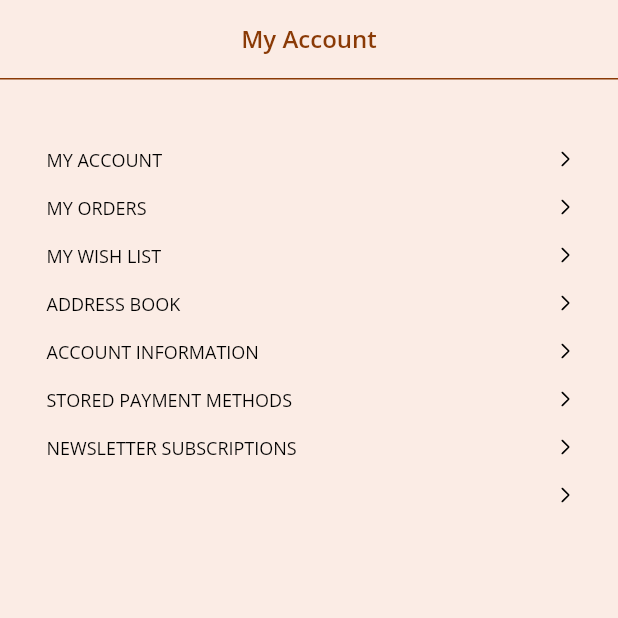
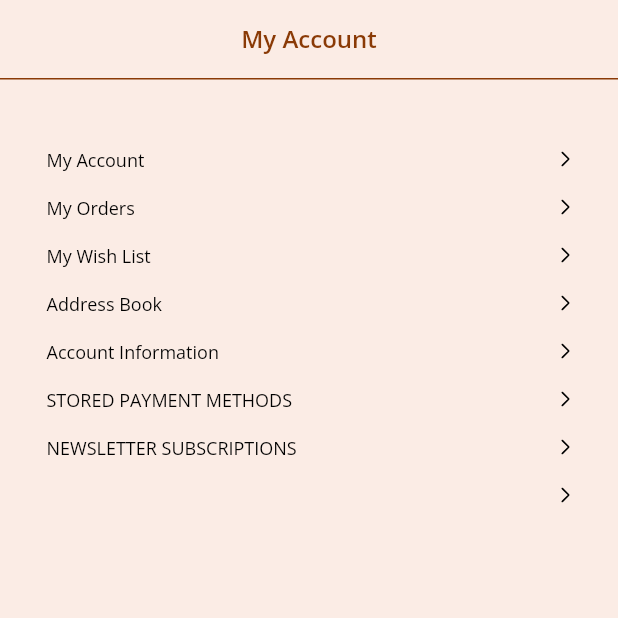
Before and after one commit to amaugarci/sololuxuryflutter, a Flutter app: the ProfileScreen screen opened directly, on a phone screen of 412 x 824 dp, the top half of it. Run offline on Flutter 3.47's test engine with Material 2 defaults, Android fonts, the phone set to English and light mode, and no system bars; our stand-ins replace awesome_dialog, cached_network_image, connectivity_plus, datetime_picker_formfield, dio, flutter_html and 7 more; missing offline and left inert: connectivity_plus_web, dio_http_cache, livechatt, shared_preferences_web, wakelock_web; accounts and stored records are empty; network calls fail; project files that could hold a hidden picture were left out.

```diff
--- a/lib/app/screens/profile/profile_screen.dart
+++ b/lib/app/screens/profile/profile_screen.dart
@@ -30,13 +30,13 @@ class ProfileScreen extends GetView<ProfileController> {
                     EdgeInsets.only(top: MediaQuery.of(Get.context!).viewPadding.top + 90.0, left: 30.0, right: 25.0),
                 child: Obx(() => Column(
                       children: [
-                        titleWithArrow("MY ACCOUNT"),
-                        titleWithArrow("MY ORDERS"),
-                        titleWithArrow("MY WISH LIST"),
-                        titleWithArrow("ADDRESS BOOK"),
-                        titleWithArrow("ACCOUNT INFORMATION"),
-                        titleWithArrow("STORED PAYMENT METHODS"),
-                        titleWithArrow("NEWSLETTER SUBSCRIPTIONS"),
+                        titleWithArrow(LanguageConstant.myAccountText.tr),
+                        titleWithArrow(LanguageConstant.myOrdersText.tr),
+                        titleWithArrow(LanguageConstant.myWishlistText.tr),
+                        titleWithArrow(LanguageConstant.addressBookText.tr),
+                        titleWithArrow(LanguageConstant.accountInformationText.tr),
+                        titleWithArrow(LanguageConstant.storePaymentText.tr),
+                        titleWithArrow(LanguageConstant.newsLetterText.tr),
                         titleWithArrow("${controller.countryCurrency.value}", onTap: () {
                           Get.toNamed(RoutesConstants.countryScreen);
                         }),
--- a/lib/utils/lang_directory/ar.dart
+++ b/lib/utils/lang_directory/ar.dart
@@ -142,4 +142,6 @@ const Map<String, String> ar = {
   "search1Text": "بحث",
   "designersText": "المصممون",
   "wishListText": "قائمة الرغبات",
+  "storePaymentText": "طرق الدفع المخزنة",
+  "newsLetterText": "اشتراك الرسائل الإخبارية",
 };
--- a/lib/utils/lang_directory/cn.dart
+++ b/lib/utils/lang_directory/cn.dart
@@ -129,4 +129,6 @@ const Map<String, String> cn = {
   "applyDiscountText": "申请折扣",
   "orderTotalText": "合计订单",
   "placeOrderText": "下订单",
+  "storePaymentText": "存储的付款方式",
+  "newsLetterText": "通讯订阅",
 };
--- a/lib/utils/lang_directory/de.dart
+++ b/lib/utils/lang_directory/de.dart
@@ -129,4 +129,6 @@ const Map<String, String> de = {
   "applyDiscountText": "Rabatt anwenden",
   "orderTotalText": "Auftragssumme",
   "placeOrderText": "BESTELLUNG AUFGEBEN",
+  "storePaymentText": "GESPEICHERTE ZAHLUNGSARTEN",
+  "newsLetterText": "NEWSLETTER-ABOS",
 };
--- a/lib/utils/lang_directory/en.dart
+++ b/lib/utils/lang_directory/en.dart
@@ -3,24 +3,16 @@ const Map<String, String> en = {
   "appNameText": "Solo Luxury",
   "forgetPassword": "Forgot Your Password?",
   "backToSignInScreen": "Back to sign in screen",
-  "forgetPasswordContain":
-      "If there is a account associated with ( test @test.com ) we will send you a email with the instructions to reset your password.If you need any further assistance pls",
+  "forgetPasswordContain": "If there is a account associated with ( test @test.com ) we will send you a email with the instructions to reset your password.If you need any further assistance pls",
   "aboutUsText": "About us",
   "referFriendText": "Refer Friend",
-  "aboutUsContain1":
-      "SOLO IS A TOP ONLINE LUXURYFASHION DESTINATION WITH 5 MILLION VISITORS PER MONTHAND WORLDWIDE SHIPPING.",
-  "aboutUsContain2":
-      'The website features the best selection of thetop established designers as wellas young emerging talents. Solo was founded in Florence in the early 1930s, with the opening of the company’s eponymous concept store on Via Roma.Online since 1999, the company attributes 90% of total revenue to online sales. To this day it remains a 100% privately owned family business, with the founder’s grandson, Andrea Panconesi acting as CEO and his daughter, Annagreta Panconesi as Creative Director.',
-  "aboutUsContain3":
-      'The site offers a wide selection of clothing, shoes, bags, accessories, luxuryhome interiors and beauty, with products available for men, women and kids from the most prestigious designers such as Balenciaga, Vetements, Off-White,J.W. Anderson, Balmain, Dolce & Gabbana, Gucci, Saint Laurent, Valentino, Givenchy, Loewe, Jacquemus and more.',
-  "aboutUsContain4":
-      'There are currently 200 people from 15 different countries that work to produce and maintain Solo. The site is available in 9 languages: English, Italian, German, Chinese, Russian, Spanish, French,Korean and Japanese. The site is created entirely in-house, with the Florence office housing graphic design, IT,customer service, marketing and buying departments. The stylists and press teams operate from the Solo office in the fashion capital of the world – Milan.',
-  "aboutUsContain5":
-      'All orders are shipped worldwide from the Solo headquarters in boxes that are prepared with maximum care and use the finest materials, from the signature shoe bags to the personalized ribbon.',
-  "aboutUsContain6":
-      'Solo had 1.5 million unique visitors access the site in 2008 and has grown to 53 million unique visitors in 2017. More than 15% of online sales are generated from the United States, followed by Germany, UK, Italy, China and France.',
-  "aboutUsContain7":
-      'Solo pushes the boundaries of the luxury retail landscape both on and offline with an array of exclusive services and trademark initiatives including Buy It First, Luxury Club, Sneakers Club, LVR Privilege and LVR Editions.',
+  "aboutUsContain1": "SOLO IS A TOP ONLINE LUXURYFASHION DESTINATION WITH 5 MILLION VISITORS PER MONTHAND WORLDWIDE SHIPPING.",
+  "aboutUsContain2": 'The website features the best selection of thetop established designers as wellas young emerging talents. Solo was founded in Florence in the early 1930s, with the opening of the company’s eponymous concept store on Via Roma.Online since 1999, the company attributes 90% of total revenue to online sales. To this day it remains a 100% privately owned family business, with the founder’s grandson, Andrea Panconesi acting as CEO and his daughter, Annagreta Panconesi as Creative Director.',
+  "aboutUsContain3": 'The site offers a wide selection of clothing, shoes, bags, accessories, luxuryhome interiors and beauty, with products available for men, women and kids from the most prestigious designers such as Balenciaga, Vetements, Off-White,J.W. Anderson, Balmain, Dolce & Gabbana, Gucci, Saint Laurent, Valentino, Givenchy, Loewe, Jacquemus and more.',
+  "aboutUsContain4": 'There are currently 200 people from 15 different countries that work to produce and maintain Solo. The site is available in 9 languages: English, Italian, German, Chinese, Russian, Spanish, French,Korean and Japanese. The site is created entirely in-house, with the Florence office housing graphic design, IT,customer service, marketing and buying departments. The stylists and press teams operate from the Solo office in the fashion capital of the world – Milan.',
+  "aboutUsContain5": 'All orders are shipped worldwide from the Solo headquarters in boxes that are prepared with maximum care and use the finest materials, from the signature shoe bags to the personalized ribbon.',
+  "aboutUsContain6": 'Solo had 1.5 million unique visitors access the site in 2008 and has grown to 53 million unique visitors in 2017. More than 15% of online sales are generated from the United States, followed by Germany, UK, Italy, China and France.',
+  "aboutUsContain7": 'Solo pushes the boundaries of the luxury retail landscape both on and offline with an array of exclusive services and trademark initiatives including Buy It First, Luxury Club, Sneakers Club, LVR Privilege and LVR Editions.',
   "profile": "Profile",
   "firstNameText": "First Name",
   "lastNameText": "Last Name",
@@ -61,26 +53,22 @@ const Map<String, String> en = {
   "freuentlyAskedQueText": "Frequently Asked Questions",
   "shopAndPlaceOrder": "How to shop & place an order?",
   "accountToPlaceOrderQues": "Do I need an account to place an order?",
-  "accountToPlaceOrderAns":
-      "No, all you need is an email address. We recommend that you register for an account to start adding pieces to your Wishlist, but, you can also place and track orders as a guest and signup at a time that suits you.",
+  "accountToPlaceOrderAns": "No, all you need is an email address. We recommend that you register for an account to start adding pieces to your Wishlist, but, you can also place and track orders as a guest and signup at a time that suits you.",
   "registeredCustomersText": "Registered Customers",
-  "registeredCustomersDescriptionText":
-      "If You Have An Account, Sign In With Your\nEmail Address.",
+  "registeredCustomersDescriptionText": "If You Have An Account, Sign In With Your\nEmail Address.",
   "usernameText": "Username",
   "passwordText": "Password",
   "signInText": "Sign in",
   "forgotYourPasswordText": "Forgot Your Password?",
   "newCustomersText": "New Customers",
-  "loginDescriptionText":
-      "Creating an account has many benefits: check\nout faster, keep more than one address\ntrack orders and more.",
+  "loginDescriptionText": "Creating an account has many benefits: check\nout faster, keep more than one address\ntrack orders and more.",
   "createAccountText": "Create Account",
   "dateOfBirthText": "Date of Birth",
   "pleaseSelectValidDateText": "Please select valid date",
   "marriageAnniversaryText": "Marriage Anniversary",
   "confirmPasswordText": "Confirm Password",
   "signUpForNewsletterText": "Sign Up for Newsletter",
-  "forgotYourPasswordDescriptionText":
-      "Please Enter Your Email Address Below To Receive\nA Password Reset Link",
+  "forgotYourPasswordDescriptionText": "Please Enter Your Email Address Below To Receive\nA Password Reset Link",
   "enterYourEmailText": "Enter your email",
   "resetMyPasswordText": "Reset My Password",
   "accessYourAccountDetailsText": "Access your account details and rewards",
@@ -128,8 +116,7 @@ const Map<String, String> en = {
   "shippingMethodText": "Shipping Method",
   "paymentMethodText": "Payment Method",
   "orderSummaryText": "Order Summary",
-  "alreadyAcText":
-      "You Already have an account with us. Sign in or continue as guest.",
+  "alreadyAcText": "You Already have an account with us. Sign in or continue as guest.",
   "loginText": "LOGIN",
   "forgotText": "Forgot Your Password?",
   "stLineText": "Street Address: Line 1",
@@ -147,30 +134,21 @@ const Map<String, String> en = {
   "placeOrderText": "PLACE ORDER",
   "affiliateProgramTitleText": "SOLO LUXURY AFFILIATE PROGRAM",
   "whoAreWeLookingTitleText": "Who are we looking for?",
-  "whoAreWeLookingDescriptionOneText":
-      "Do you have a fashion-forward, luxury oriented website, blog, social media profile that is trend savvy with an international outlook? Is your focus fashion, lifestyle, beauty and design? If so, we are looking for you!\n\nJoin our global Affiliate Program and you will have the opportunity to earn a commission every time your visitors purchase from SOLO.",
+  "whoAreWeLookingDescriptionOneText": "Do you have a fashion-forward, luxury oriented website, blog, social media profile that is trend savvy with an international outlook? Is your focus fashion, lifestyle, beauty and design? If so, we are looking for you!\n\nJoin our global Affiliate Program and you will have the opportunity to earn a commission every time your visitors purchase from SOLO.",
   "whatCanYouExpectTitleText": "What can you expect?",
   "expectRuleOneText": "Commission on all approved net sales",
   "expectRuleTwoText": "45 days cookie window",
   "expectRuleThreeText": "Data feed updated multiple times per day",
-  "expectRuleFourText":
-      "Access to customized banners, textlinks, deeplinks and our datafeed in 9 languages (English, Italian, French, German, Korean, Spanish, Chinese,Russian & Japanese)",
-  "expectRuleFiveText":
-      "The possibility to customize feeds into all world currencies",
+  "expectRuleFourText": "Access to customized banners, textlinks, deeplinks and our datafeed in 9 languages (English, Italian, French, German, Korean, Spanish, Chinese,Russian & Japanese)",
+  "expectRuleFiveText": "The possibility to customize feeds into all world currencies",
   "promoteSoloQuestionText": "How can you promote solo (as an affiliate)?",
-  "promoteSoloAnswerOneText":
-      "Creating high-quality and engaging content that mirrors the style of SOLO",
-  "promoteSoloAnswerTwoText":
-      "Featuring our content, banners and links for multiple categories and events on your website and social media channels",
-  "promoteSoloAnswerThreeText":
-      "Promoting the benefits that our customers love",
-  "promoteSoloAnswerFourText":
-      "A selection of continuously updated articles from the best brands",
-  "promoteSoloAnswerFiveText":
-      "Free returns with no added taxes for the US, Canada, the UK and ",
+  "promoteSoloAnswerOneText": "Creating high-quality and engaging content that mirrors the style of SOLO",
+  "promoteSoloAnswerTwoText": "Featuring our content, banners and links for multiple categories and events on your website and social media channels",
+  "promoteSoloAnswerThreeText": "Promoting the benefits that our customers love",
+  "promoteSoloAnswerFourText": "A selection of continuously updated articles from the best brands",
+  "promoteSoloAnswerFiveText": "Free returns with no added taxes for the US, Canada, the UK and ",
   "howApplyTitleText": "How to apply?",
-  "howApplyAnswerOneText":
-      "Email us the name and URL of your website, blog or social media profile and your main markets. We’ll review your site and get back to you with further information on how to join the affiliate program.\n\nPlease note that all applications are manually evaluated and processing may take up to 10 days.\n\nIf you feel your application has been wrongfully declined please contact affiliates@solo.com and a member of the team will address your concerns.",
+  "howApplyAnswerOneText": "Email us the name and URL of your website, blog or social media profile and your main markets. We’ll review your site and get back to you with further information on how to join the affiliate program.\n\nPlease note that all applications are manually evaluated and processing may take up to 10 days.\n\nIf you feel your application has been wrongfully declined please contact affiliates@solo.com and a member of the team will address your concerns.",
   "visitorMonthHintText": "Select Unique Visitors/Month",
   "viewsMonthHintText": "Select Page Views/Month",
   "cityHintText": "City",
@@ -183,8 +161,7 @@ const Map<String, String> en = {
   "manageAddresses": "Manage Addresses",
   "defaultBillingAddress": "DEFAULT BILLING ADDRESS",
   "defaultShippingAddress": "DEFAULT SHIPPING ADDRESS",
-  "defaultShippingContain":
-      "sdsdsd sdsdsd sds ds sdsd kl skldjlsdjklsdjljsl jaipur, Delhi, 302019 India",
+  "defaultShippingContain": "sdsdsd sdsdsd sds ds sdsd kl skldjlsdjklsdjljsl jaipur, Delhi, 302019 India",
   "newsLettersContain": "You Aren't Subscribed To\nOur Newsletter.",
   "edit": "EDIT",
   "editAddress": "EDIT ADDRESS",
@@ -194,4 +171,6 @@ const Map<String, String> en = {
   "search1Text": "Search",
   "designersText": "Designers",
   "wishListText": "WhistList",
+  "storePaymentText": "STORED PAYMENT METHODS",
+  "newsLetterText": "NEWSLETTER SUBSCRIPTIONS",
 };
--- a/lib/utils/lang_directory/es.dart
+++ b/lib/utils/lang_directory/es.dart
@@ -129,4 +129,6 @@ const Map<String, String> es = {
   "applyDiscountText": "Aplicar descuento",
   "orderTotalText": "Total del pedido",
   "placeOrderText": "REALIZAR PEDIDO",
+  "storePaymentText": "MÉTODOS DE PAGO ALMACENADOS",
+  "newsLetterText": "SUSCRIPCIONES A LOS BOLETINES",
 };
--- a/lib/utils/lang_directory/fr.dart
+++ b/lib/utils/lang_directory/fr.dart
@@ -129,4 +129,6 @@ const Map<String, String> fr = {
   "applyDiscountText": "Appliquer la réduction",
   "orderTotalText": "Total de la commande",
   "placeOrderText": "PASSER LA COMMANDE",
+  "storePaymentText": "MÉTHODES DE PAIEMENT MÉMORISÉES",
+  "newsLetterText": "ABONNEMENT À LA NEWSLETTER",
 };
--- a/lib/utils/lang_directory/it.dart
+++ b/lib/utils/lang_directory/it.dart
@@ -129,4 +129,6 @@ const Map<String, String> it = {
   "applyDiscountText": "Applicare lo sconto",
   "orderTotalText": "Ordine totale",
   "placeOrderText": "INVIA ORDINE",
+  "storePaymentText": "METODI DI PAGAMENTO MEMORIZZATI",
+  "newsLetterText": "ABBONAMENTI ALLA NEWSLETTER",
 };
--- a/lib/utils/lang_directory/ja.dart
+++ b/lib/utils/lang_directory/ja.dart
@@ -129,4 +129,6 @@ const Map<String, String> ja = {
   "applyDiscountText": "割引を適用する",
   "orderTotalText": "注文合計",
   "placeOrderText": "注文する",
+  "storePaymentText": "保管された支払い方法",
+  "newsLetterText": "ニュースレターの購読",
 };
--- a/lib/utils/lang_directory/ko.dart
+++ b/lib/utils/lang_directory/ko.dart
@@ -129,4 +129,6 @@ const Map<String, String> ko = {
   "applyDiscountText": "할인 적용",
   "orderTotalText": "주문 합계",
   "placeOrderText": "주문하기",
+  "storePaymentText": "저장된 결제 방법",
+  "newsLetterText": "뉴스레터 구독",
 };
--- a/lib/utils/lang_directory/language_constant.dart
+++ b/lib/utils/lang_directory/language_constant.dart
@@ -171,6 +171,8 @@ class LanguageConstant {
   static const String search1Text = "search1Text";
   static const String designersText = "designersText";
   static const String wishListText = "wishListText";
+  static const String storePaymentText = "storePaymentText";
+  static const String newsLetterText = "newsLetterText";
 
 
   static const String affiliateProgramTitleText = "affiliateProgramTitleText";
--- a/lib/utils/lang_directory/nl.dart
+++ b/lib/utils/lang_directory/nl.dart
@@ -129,4 +129,6 @@ const Map<String, String> nl = {
   "applyDiscountText": "Korting toepassen",
   "orderTotalText": "totale bestelling",
   "placeOrderText": "PLAATS BESTELLING",
+  "storePaymentText": "OPGESLAGEN BETAALMETHODEN",
+  "newsLetterText": "NIEUWSBRIEF ABONNEMENTEN",
 };
--- a/lib/utils/lang_directory/ru.dart
+++ b/lib/utils/lang_directory/ru.dart
@@ -129,4 +129,6 @@ const Map<String, String> ru = {
   "applyDiscountText": "Применить скидку",
   "orderTotalText": "Весь заказ",
   "placeOrderText": "РАЗМЕСТИТЬ ЗАКАЗ",
+  "storePaymentText": "СОХРАНЕННЫЕ СПОСОБЫ ОПЛАТЫ",
+  "newsLetterText": "ПОДПИСКА НА РАССЫЛКУ",
 };
--- a/lib/utils/lang_directory/ur.dart
+++ b/lib/utils/lang_directory/ur.dart
@@ -129,4 +129,6 @@ const Map<String, String> ur = {
   "applyDiscountText": "ڈسکاؤنٹ کا اطلاق کریں۔",
   "orderTotalText": "ٹوٹل آرڈر",
   "placeOrderText": "حکم صادر کریں",
+  "storePaymentText": "ذخیرہ شدہ ادائیگی کے طریقے",
+  "newsLetterText": "نیوز لیٹر سبسکرپشنز",
 };
```
